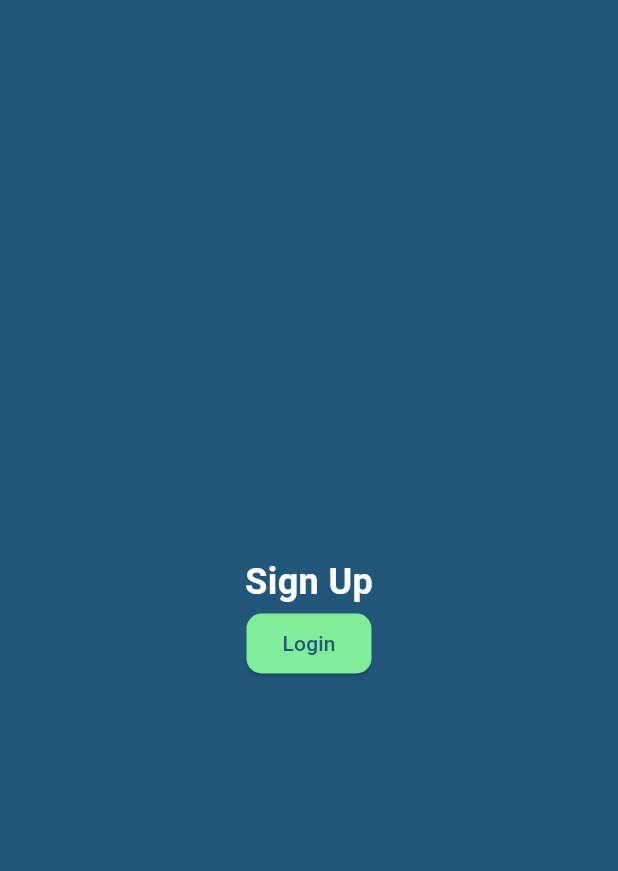
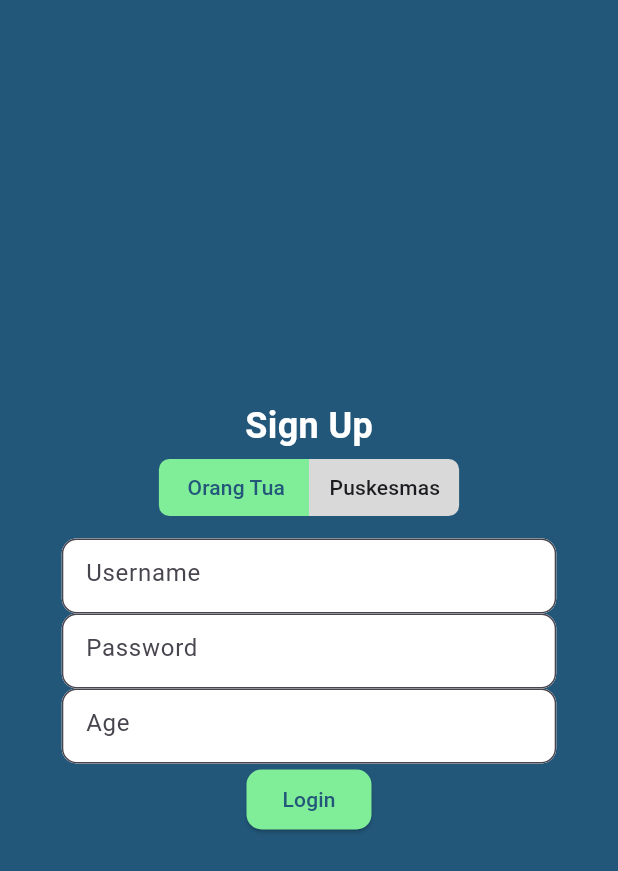
Before and after one commit to izasoerya/stun_sync, a Flutter app: the RegisterPage screen opened by its route, on a phone screen of 412 x 824 dp. Shown: the top 871 px of the screen. Run offline on Flutter 3.47's test engine with Material 3 defaults, Android fonts, the phone set to English and light mode, and no system bars; our stand-ins replace awesome_snackbar_content, flutter_riverpod, go_router, riverpod, sqflite, syncfusion_flutter_charts; accounts and stored records are empty.

Commit message:
register temporary finish

```diff
--- a/lib/screen/register.dart
+++ b/lib/screen/register.dart
@@ -1,14 +1,25 @@
 import 'package:flutter/material.dart';
+import 'package:sqflite/sqflite.dart';
+import 'package:stun_sync/components/atom/role_slider.dart';
+import 'package:stun_sync/components/atom/text_field_design.dart';
 import 'package:stun_sync/components/atom/title_container.dart';
 import 'package:stun_sync/models/page_index.dart';
+import 'package:stun_sync/models/user_profile.dart';
 import 'package:stun_sync/router/page_router.dart';
+import 'package:stun_sync/service/database_controller.dart';
 import 'package:stun_sync/utils/page_index_controller.dart';
 
 class RegisterPage extends StatelessWidget {
   const RegisterPage({super.key});
+  final SQLiteDB sqLiteDB = const SQLiteDB();
 
   @override
   Widget build(BuildContext context) {
+    final TextEditingController usernameController = TextEditingController();
+    final TextEditingController passwordController = TextEditingController();
+    final TextEditingController ageController = TextEditingController();
+    String role = '';
+
     return Container(
       width: MediaQuery.of(context).size.width,
       decoration: const BoxDecoration(
@@ -22,9 +33,25 @@ class RegisterPage extends StatelessWidget {
             fontSize: 24,
             color: Colors.white,
           ),
+          RoleSlider(),
+          TextFieldDesign(label: 'Username', controller: usernameController),
+          TextFieldDesign(label: 'Password', controller: passwordController),
+          TextFieldDesign(label: 'Age', controller: ageController),
           ElevatedButton(
-            onPressed: () {
+            onPressed: () async {
               pageIndex = PageIndex.loginPage;
+              Database db = await sqLiteDB.openDB();
+              UserProfile userProfile = UserProfile(
+                name: usernameController.text,
+                password: passwordController.text,
+                age: int.parse(ageController.text),
+                height: 0,
+                weight: 0,
+                lingkarKepala: 0,
+                lingkarDada: 0,
+                admin: false,
+              );
+              await sqLiteDB.insertUser(db, userProfile);
               PageRouter.router.go('/login');
             },
             style: ButtonStyle(
```
